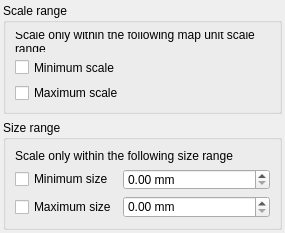
Qt form src/ui/qgsmapunitscalewidgetbase.ui (qgis/QGIS) before a commit.
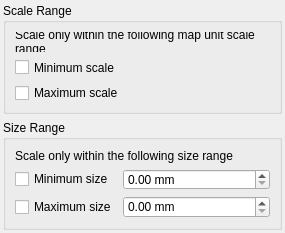
The same form after that commit. Icons and pictures are not drawn. Custom widgets are drawn as their Qt base class.

What changed in the file:
```diff
--- a/src/ui/qgsmapunitscalewidgetbase.ui
+++ b/src/ui/qgsmapunitscalewidgetbase.ui
@@ -24,7 +24,7 @@
    <item row="0" column="0" colspan="2">
     <widget class="QGroupBox" name="groupBox">
      <property name="title">
-      <string>Scale range</string>
+      <string>Scale Range</string>
      </property>
      <layout class="QGridLayout" name="gridLayout_2">
       <item row="1" column="1">
@@ -96,7 +96,7 @@
    <item row="3" column="0" colspan="2">
     <widget class="QGroupBox" name="groupBox_2">
      <property name="title">
-      <string>Size range</string>
+      <string>Size Range</string>
      </property>
      <layout class="QGridLayout" name="gridLayout_3">
       <item row="1" column="0">
```
